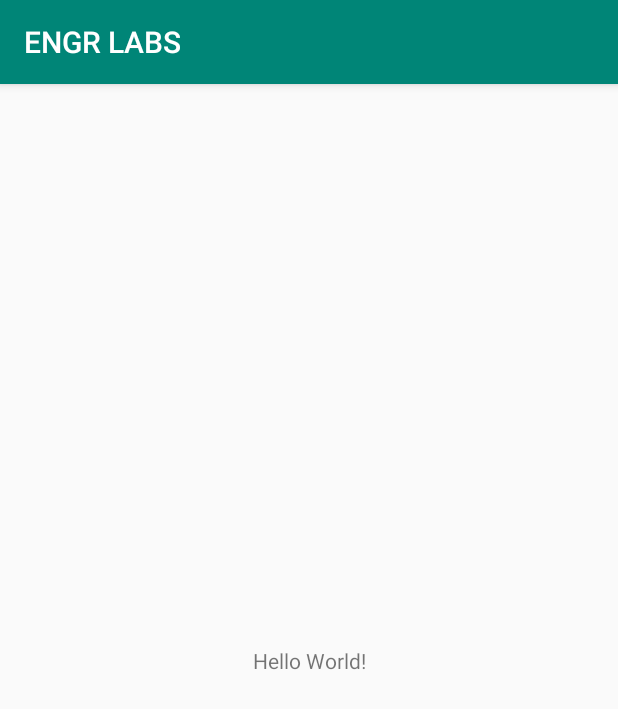
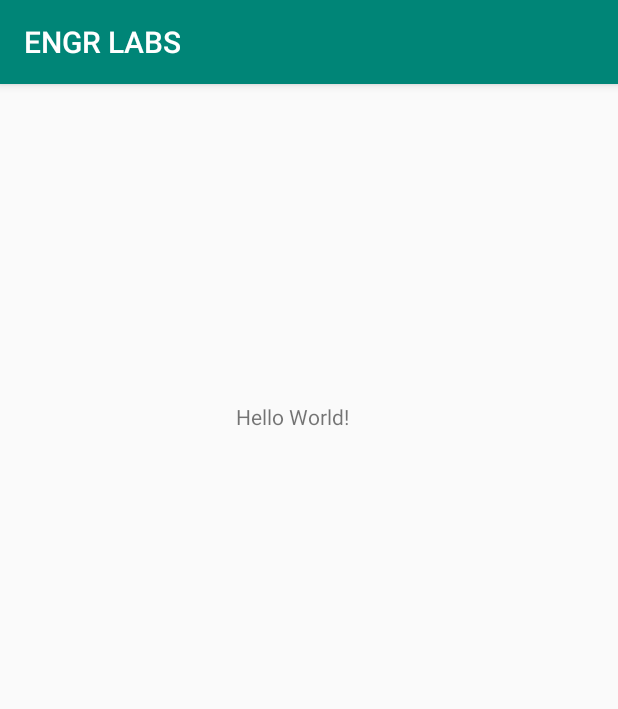
Before and after one commit to sal515/ENGRLABS, an Android app: the screen it shows after launch (MainActivity), on a phone screen of 412 x 824 dp. Shown: the top 709 px of the screen. Run offline under Robolectric (Android 15) with nearby library versions, the phone set to English and light mode, and no system bars.

Commit message:
Just updating and testing the repo

```diff
--- a/app/src/main/java/ca/engrLabs_390/engrlabs/MainActivity.java
+++ b/app/src/main/java/ca/engrLabs_390/engrlabs/MainActivity.java
@@ -1,3 +1,4 @@
+// This is the barebone Project
 package ca.engrLabs_390.engrlabs;
 
 import android.support.v7.app.AppCompatActivity;
--- a/app/src/main/res/layout/activity_main.xml
+++ b/app/src/main/res/layout/activity_main.xml
@@ -11,8 +11,10 @@
         android:layout_height="wrap_content"
         android:text="Hello World!"
         app:layout_constraintBottom_toBottomOf="parent"
+        app:layout_constraintHorizontal_bias="0.467"
         app:layout_constraintLeft_toLeftOf="parent"
         app:layout_constraintRight_toRightOf="parent"
-        app:layout_constraintTop_toTopOf="parent" />
+        app:layout_constraintTop_toTopOf="parent"
+        app:layout_constraintVertical_bias="0.283" />
 
 </android.support.constraint.ConstraintLayout>
```
